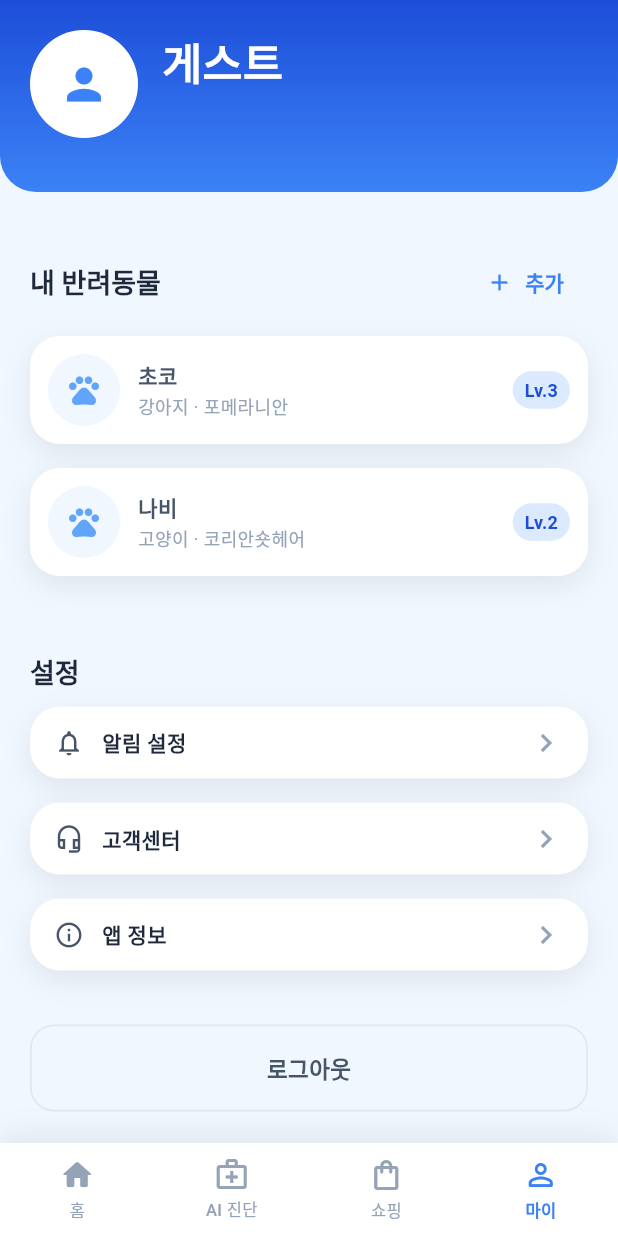
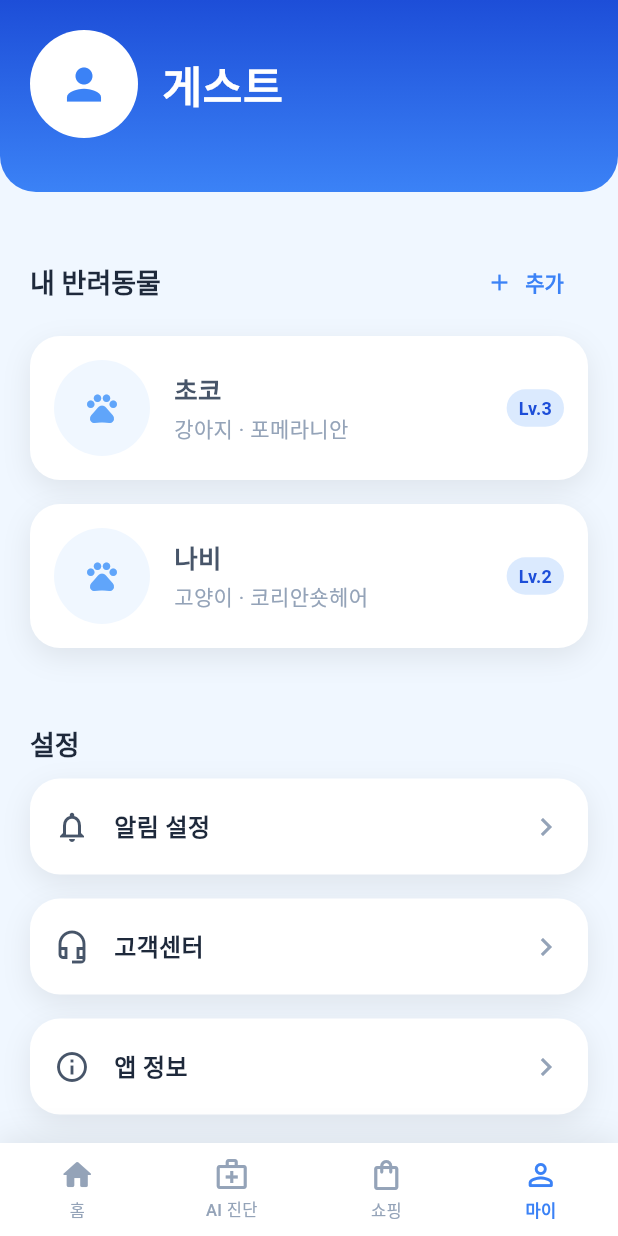
Before and after one commit to Petmily-capstone/Petmily-FE, a Flutter app: the MyPage screen opened by its route, on a phone screen of 412 x 824 dp. Run offline on Flutter 3.47's test engine with Material 3 defaults, Android fonts, the light colour scheme and no system bars; drawn by our look-alikes of cached_network_image; our stand-ins replace flutter_riverpod, freezed_annotation, go_router; network calls fail; Roboto replaces fonts that are missing (Pretendard).

Commit message:
design: 마이페이지 헤더 정렬 수정 및 리스트 높이 확대
- 이메일이 없을 때 부제가 빈 줄로 렌더되던 문제 수정(null 전달), 헤더 세로 중앙 정렬
- 반려동물 행: 패딩 12 -> 16, 아바타 48 -> 64, 이름 17 / 품종 14
- 설정 메뉴 타일: 세로 패딩 12 -> 20, 아이콘 20 -> 24, 라벨 16

```diff
--- a/lib/features/mypage/mypage_page.dart
+++ b/lib/features/mypage/mypage_page.dart
@@ -30,6 +30,7 @@ class MyPage extends ConsumerWidget {
         children: [
           GradientHeader(
             child: Row(
+              crossAxisAlignment: CrossAxisAlignment.center,
               children: [
                 Container(
                   width: 72,
@@ -43,7 +44,10 @@ class MyPage extends ConsumerWidget {
                 Expanded(
                   child: HeaderTitle(
                     title: user?.name ?? '게스트',
-                    subtitle: user?.email ?? '',
+                    // 이메일이 없으면 빈 줄이 생기지 않도록 null 전달.
+                    subtitle: (user?.email.isNotEmpty ?? false)
+                        ? user!.email
+                        : null,
                   ),
                 ),
               ],
@@ -106,13 +110,13 @@ class _PetRow extends StatelessWidget {
   @override
   Widget build(BuildContext context) {
     return AppCard(
-      padding: const EdgeInsets.all(AppSpacing.md),
+      padding: const EdgeInsets.all(AppSpacing.lg),
       child: Row(
         children: [
           ClipOval(
             child: SizedBox(
-              width: 48,
-              height: 48,
+              width: 64,
+              height: 64,
               child: pet.imageUrl == null
                   ? Container(
                       color: AppColors.background,
@@ -130,19 +134,20 @@ class _PetRow extends StatelessWidget {
                     ),
             ),
           ),
-          const SizedBox(width: AppSpacing.md),
+          const SizedBox(width: AppSpacing.lg),
           Expanded(
             child: Column(
               crossAxisAlignment: CrossAxisAlignment.start,
               children: [
                 Text(pet.name,
-                    style: const TextStyle(fontWeight: FontWeight.w700)),
-                const SizedBox(height: 2),
+                    style: const TextStyle(
+                        fontWeight: FontWeight.w700, fontSize: 17)),
+                const SizedBox(height: AppSpacing.xs),
                 Text(
                   [pet.species.label, if (pet.breed != null) pet.breed!]
                       .join(' · '),
                   style: const TextStyle(
-                      fontSize: 12, color: AppColors.textMuted),
+                      fontSize: 14, color: AppColors.textMuted),
                 ),
               ],
             ),
@@ -163,16 +168,18 @@ class _MenuTile extends StatelessWidget {
   Widget build(BuildContext context) {
     return AppCard(
       padding: const EdgeInsets.symmetric(
-          horizontal: AppSpacing.lg, vertical: AppSpacing.md),
+          horizontal: AppSpacing.lg, vertical: AppSpacing.xl),
       // TODO: 각 설정 화면 연결.
       onTap: () {},
       child: Row(
         children: [
-          Icon(icon, color: AppColors.textBody, size: 20),
-          const SizedBox(width: AppSpacing.md),
+          Icon(icon, color: AppColors.textBody, size: 24),
+          const SizedBox(width: AppSpacing.lg),
           Text(label,
               style: const TextStyle(
-                  fontWeight: FontWeight.w600, color: AppColors.textStrong)),
+                  fontWeight: FontWeight.w600,
+                  fontSize: 16,
+                  color: AppColors.textStrong)),
           const Spacer(),
           const Icon(Icons.chevron_right, color: AppColors.textMuted),
         ],
```
